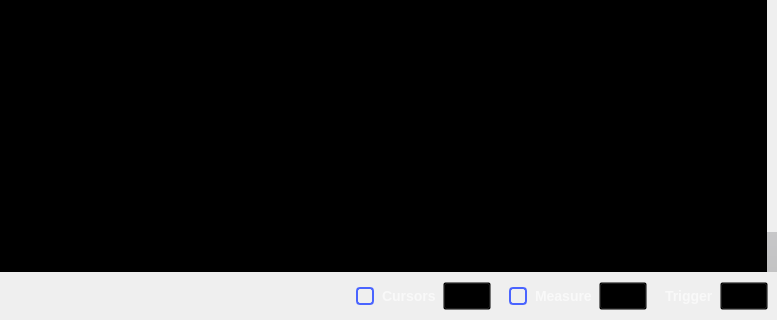
The window that ui/oscilloscope.ui (analogdevicesinc/scopy) describes before a commit, drawn with Qt 5; both pictures show x 411 to 1188 and y 334 to 654 of the 1188 by 654 pixel window.
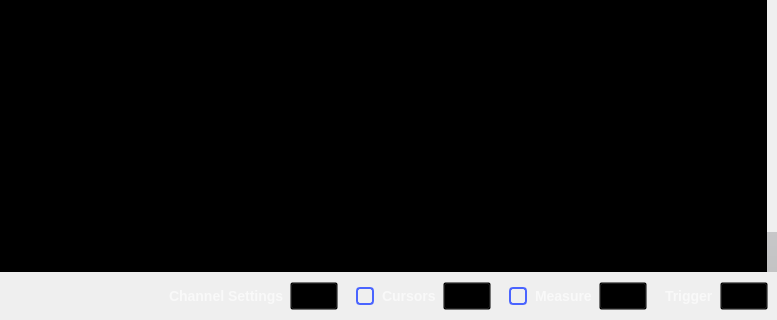
The same window after the commit. The open tabs and pages were chosen to show the change. Icons and pictures are not drawn. Custom widgets are drawn as their Qt base class.

Commit message:
Osc: Add a common 'Channel Settings' panel
Instead of having one push button per channel to open the channel
settings panel, we now have a global one that will display the settings
corresponding to the currently selected channel.

Diff of the .ui file:
```diff
--- a/ui/oscilloscope.ui
+++ b/ui/oscilloscope.ui
@@ -776,6 +776,39 @@
 }</string>
        </property>
        <layout class="QHBoxLayout" name="horizontalLayout_6">
+        <item>
+         <widget class="QLabel" name="label">
+          <property name="text">
+           <string>Channel Settings</string>
+          </property>
+         </widget>
+        </item>
+        <item>
+         <widget class="adiscope::CustomPushButton" name="btnChannel">
+          <property name="text">
+           <string/>
+          </property>
+          <property name="checkable">
+           <bool>true</bool>
+          </property>
+         </widget>
+        </item>
+        <item>
+         <spacer name="horizontalSpacer_10">
+          <property name="orientation">
+           <enum>Qt::Horizontal</enum>
+          </property>
+          <property name="sizeType">
+           <enum>QSizePolicy::Fixed</enum>
+          </property>
+          <property name="sizeHint" stdset="0">
+           <size>
+            <width>12</width>
+            <height>0</height>
+           </size>
+          </property>
+         </spacer>
+        </item>
         <item>
          <widget class="QCheckBox" name="boxCursors">
           <property name="text">
```
Left out of the diff: 18 changed lines with no effect on the pictures. The commit also changes 2 other files.
